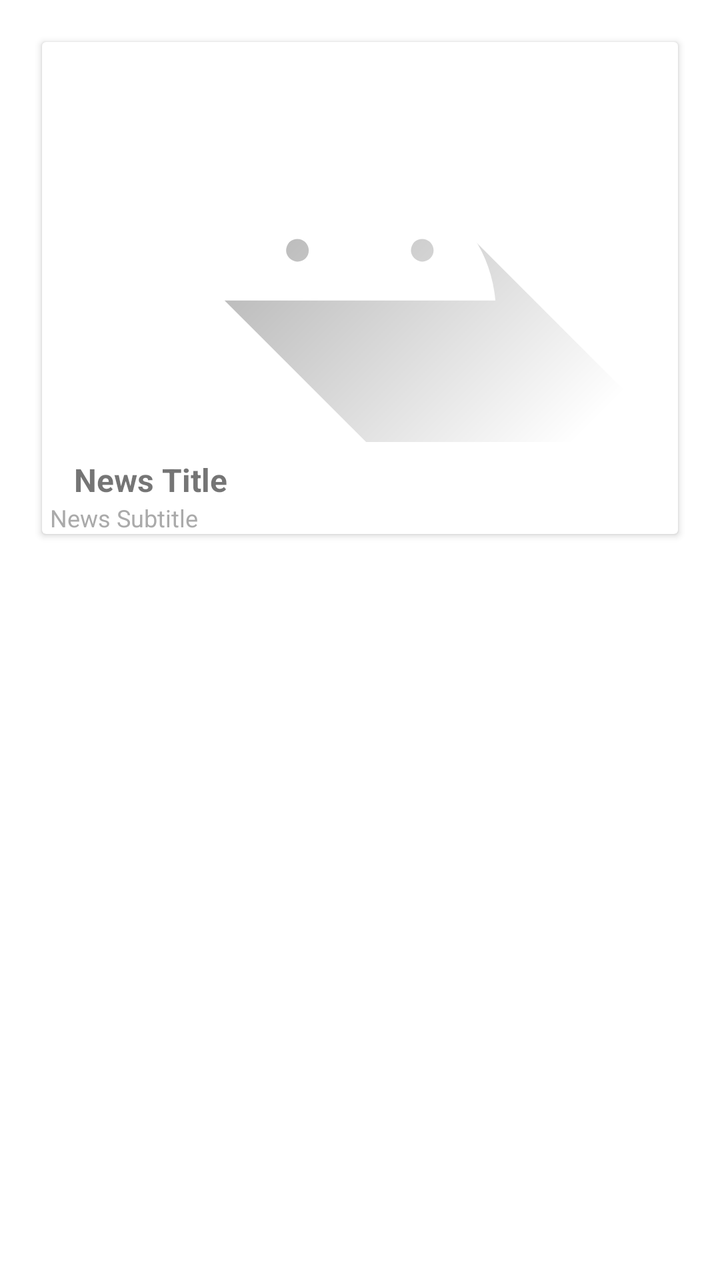
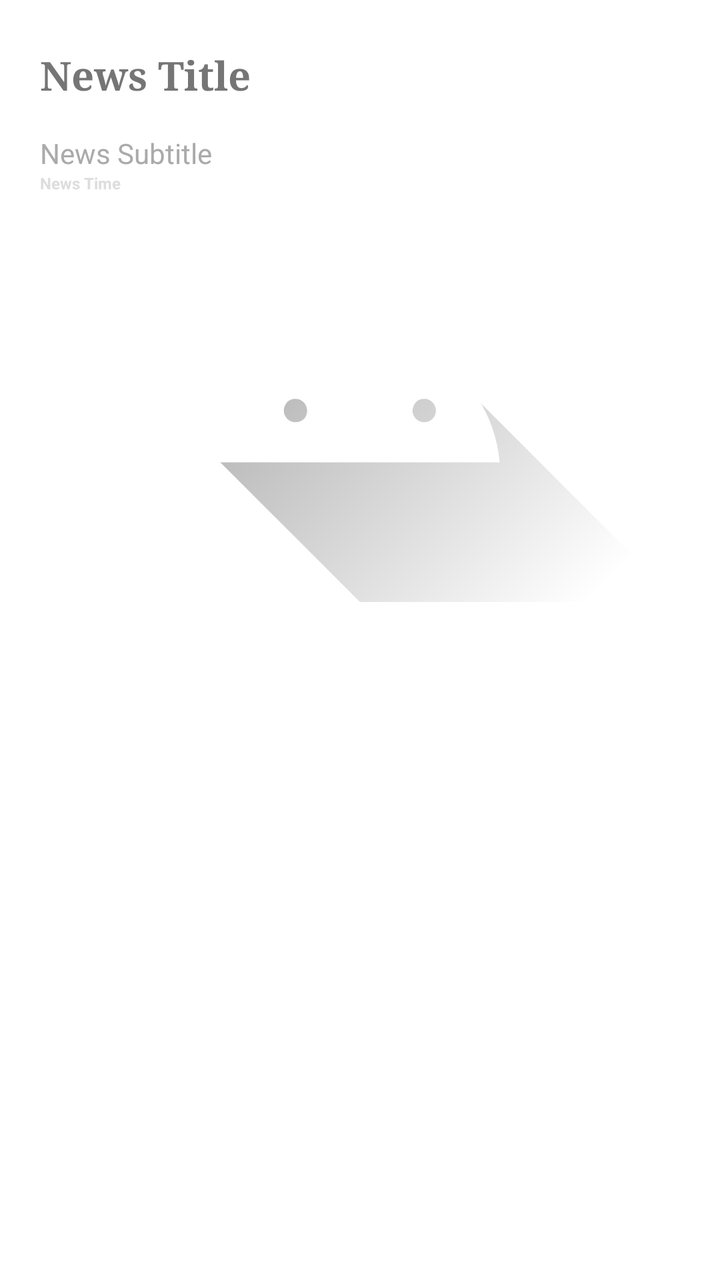

Before-and-after screenshots of an Android layout around one commit, followed by the original layout XML and the change that was made.
<!-- AndroidManifest.xml: application theme Theme.Theguardian -->
<!-- res/layout/list_news.xml -->
<?xml version="1.0" encoding="utf-8"?>

<LinearLayout
    xmlns:android="http://schemas.android.com/apk/res/android"
    android:layout_width="match_parent"
    android:layout_height="wrap_content"
    android:orientation="horizontal"
    android:padding="16dp">
    <androidx.cardview.widget.CardView
        android:layout_width="match_parent"
        android:layout_height="wrap_content"
        android:layout_margin="5dp">

        <LinearLayout
            android:layout_width="match_parent"
            android:layout_height="wrap_content"
            android:orientation="vertical">

            <ImageView
                android:id="@+id/newsImage"
                android:layout_width="match_parent"
                android:layout_height="200dp"
                android:scaleType="centerCrop"
                android:src="@drawable/ic_launcher_foreground"/>

            <TextView
                android:id="@+id/newsTitle"
                android:layout_width="wrap_content"
                android:layout_height="wrap_content"
                android:text="News Title"
                android:textSize="16sp"
                android:textStyle="bold"
                android:paddingTop="8dp"
                android:paddingStart="16dp"
                android:paddingEnd="16dp"/>

            <TextView
                android:id="@+id/newsSubtitle"
                android:layout_width="wrap_content"
                android:layout_height="wrap_content"
                android:text="News Subtitle"
                android:textSize="12sp"
                android:textColor="@android:color/darker_gray"
                android:paddingStart="4dp"
                android:paddingEnd="4dp"/>
        </LinearLayout>
    </androidx.cardview.widget.CardView>

</LinearLayout>
<!-- resources referenced by this layout -->
<resources>
  <!-- drawable ic_launcher_foreground (drawable) -->
  <vector xmlns:android="http://schemas.android.com/apk/res/android"
      xmlns:aapt="http://schemas.android.com/aapt"
      android:width="108dp"
      android:height="108dp"
      android:viewportWidth="108"
      android:viewportHeight="108">
      <path android:pathData="M31,63.928c0,0 6.4,-11 12.1,-13.1c7.2,-2.6 26,-1.4 26,-1.4l38.1,38.1L107,108.928l-32,-1L31,63.928z">
          <aapt:attr name="android:fillColor">
              <gradient
                  android:endX="85.84757"
                  android:endY="92.4963"
                  android:startX="42.9492"
                  android:startY="49.59793"
                  android:type="linear">
                  <item
                      android:color="#44000000"
                      android:offset="0.0" />
                  <item
                      android:color="#00000000"
                      android:offset="1.0" />
              </gradient>
          </aapt:attr>
      </path>
      <path
          android:fillColor="#FFFFFF"
          android:fillType="nonZero"
          android:pathData="M65.3,45.828l3.8,-6.6c0.2,-0.4 0.1,-0.9 -0.3,-1.1c-0.4,-0.2 -0.9,-0.1 -1.1,0.3l-3.9,6.7c-6.3,-2.8 -13.4,-2.8 -19.7,0l-3.9,-6.7c-0.2,-0.4 -0.7,-0.5 -1.1,-0.3C38.8,38.328 38.7,38.828 38.9,39.228l3.8,6.6C36.2,49.428 31.7,56.028 31,63.928h46C76.3,56.028 71.8,49.428 65.3,45.828zM43.4,57.328c-0.8,0 -1.5,-0.5 -1.8,-1.2c-0.3,-0.7 -0.1,-1.5 0.4,-2.1c0.5,-0.5 1.4,-0.7 2.1,-0.4c0.7,0.3 1.2,1 1.2,1.8C45.3,56.528 44.5,57.328 43.4,57.328L43.4,57.328zM64.6,57.328c-0.8,0 -1.5,-0.5 -1.8,-1.2s-0.1,-1.5 0.4,-2.1c0.5,-0.5 1.4,-0.7 2.1,-0.4c0.7,0.3 1.2,1 1.2,1.8C66.5,56.528 65.6,57.328 64.6,57.328L64.6,57.328z"
          android:strokeWidth="1"
          android:strokeColor="#00000000" />
  </vector>
  <style name="Theme.Theguardian" parent="Theme.MaterialComponents.DayNight.DarkActionBar">
          
          <item name="colorPrimary">@color/purple_500</item>
          <item name="colorPrimaryVariant">@color/purple_700</item>
          <item name="colorOnPrimary">@color/white</item>
          
          <item name="colorSecondary">@color/teal_200</item>
          <item name="colorSecondaryVariant">@color/teal_700</item>
          <item name="colorOnSecondary">@color/black</item>
          
          <item name="android:statusBarColor">?attr/colorPrimaryVariant</item>
          
      </style>
  <color name="purple_500">#FF6200EE</color>
  <color name="purple_700">#FF3700B3</color>
  <color name="white">#FFFFFFFF</color>
  <color name="teal_200">#FF03DAC5</color>
  <color name="teal_700">#FF018786</color>
  <color name="black">#FF000000</color>
</resources>

<!-- the commit's change to res/layout/list_news.xml (unified diff, before → after) -->
@@ -6,44 +6,52 @@
     android:layout_height="wrap_content"
     android:orientation="horizontal"
     android:padding="16dp">
-    <androidx.cardview.widget.CardView
-        android:layout_width="match_parent"
-        android:layout_height="wrap_content"
-        android:layout_margin="5dp">
 
         <LinearLayout
             android:layout_width="match_parent"
             android:layout_height="wrap_content"
             android:orientation="vertical">
 
+            <TextView
+                android:id="@+id/listNewsTitle"
+                android:layout_width="wrap_content"
+                android:layout_height="wrap_content"
+                android:fontFamily="serif"
+                android:paddingStart="4dp"
+                android:paddingTop="8dp"
+                android:text="News Title"
+                android:textSize="20sp"
+                android:textStyle="bold" />
+
+            <TextView
+                android:id="@+id/listNewsSubtitle"
+                android:layout_width="wrap_content"
+                android:layout_height="wrap_content"
+                android:paddingStart="4dp"
+                android:paddingTop="16dp"
+                android:paddingEnd="4dp"
+                android:text="News Subtitle"
+                android:textColor="@android:color/darker_gray"
+                android:textSize="14sp" />
+
+            <TextView
+                android:id="@+id/listNewsTime"
+                android:layout_width="wrap_content"
+                android:layout_height="wrap_content"
+                android:paddingStart="4dp"
+                android:paddingBottom="4dp"
+                android:text="News Time"
+                android:textColor="#ddd"
+                android:textSize="8sp"
+                android:textStyle="bold" />
+
             <ImageView
-                android:id="@+id/newsImage"
+                android:id="@+id/listNewsImage"
                 android:layout_width="match_parent"
                 android:layout_height="200dp"
                 android:scaleType="centerCrop"
                 android:src="@drawable/ic_launcher_foreground"/>
 
-            <TextView
-                android:id="@+id/newsTitle"
-                android:layout_width="wrap_content"
-                android:layout_height="wrap_content"
-                android:text="News Title"
-                android:textSize="16sp"
-                android:textStyle="bold"
-                android:paddingTop="8dp"
-                android:paddingStart="16dp"
-                android:paddingEnd="16dp"/>
-
-            <TextView
-                android:id="@+id/newsSubtitle"
-                android:layout_width="wrap_content"
-                android:layout_height="wrap_content"
-                android:text="News Subtitle"
-                android:textSize="12sp"
-                android:textColor="@android:color/darker_gray"
-                android:paddingStart="4dp"
-                android:paddingEnd="4dp"/>
         </LinearLayout>
-    </androidx.cardview.widget.CardView>
 
 </LinearLayout>
